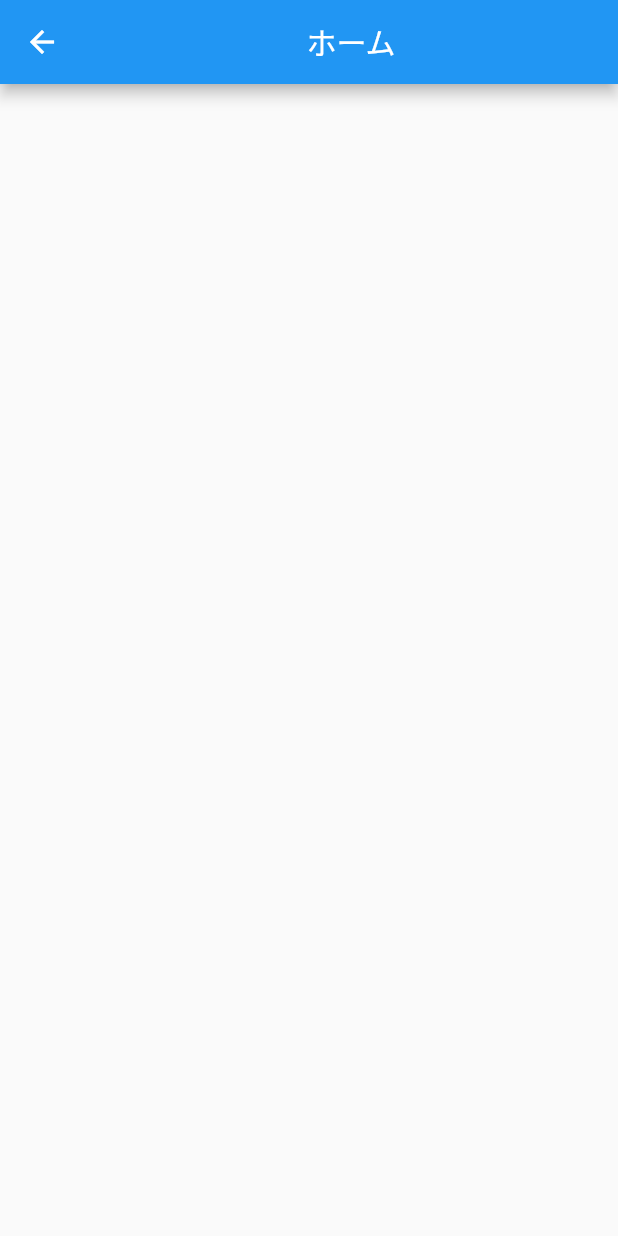
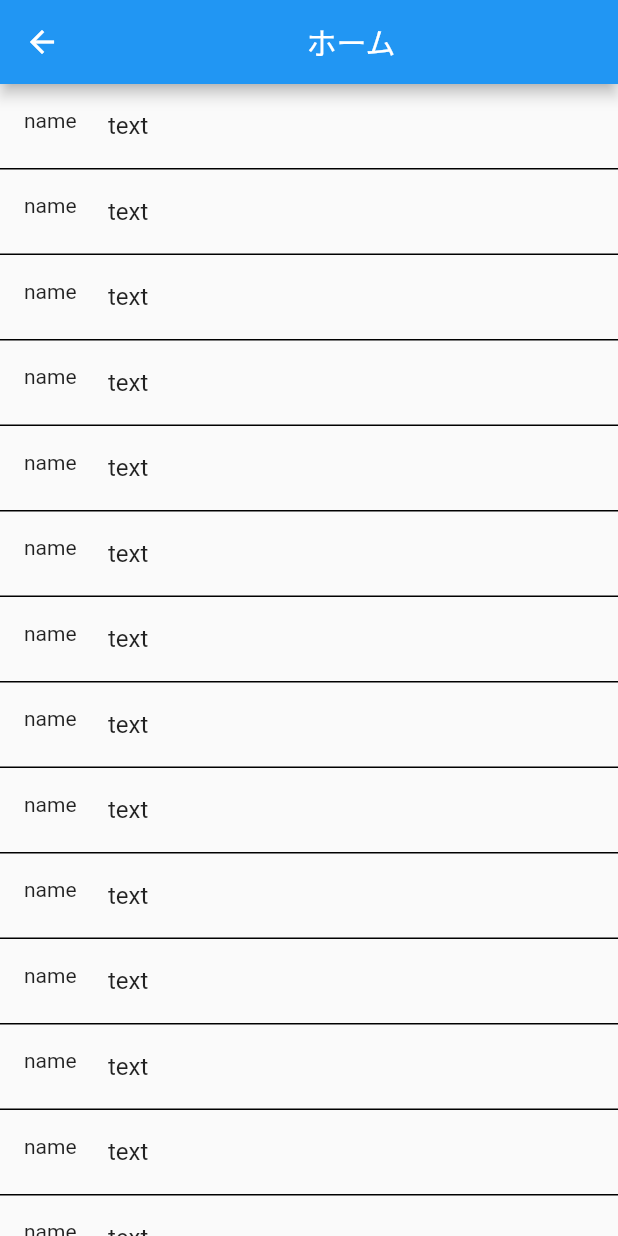
Before and after one commit to pepperintern/Twitter-like, a Flutter app: the MyHomePage screen opened by its route, on a phone screen of 412 x 824 dp. Run offline on Flutter 3.47's test engine with Material 2 defaults, Android fonts, the phone set to English and light mode, and no system bars.

Commit message:
TweetList_frame

```diff
--- a/twitter/lib/main.dart
+++ b/twitter/lib/main.dart
@@ -1,3 +1,5 @@
+import 'dart:ui';
+
 import 'package:flutter/material.dart';
 
 void main() => runApp(MyApp());
@@ -32,7 +34,25 @@ class MyHomePageState extends State<MyHomePage> {
           child: Text("ホーム"),
         ),
       ),
-      body: null, //ここにツイートリストを表示する、ツイート投稿機能を追加する。
+      body: _tweetList()
+    );
+  }
+
+  Widget _tweetList() {
+    return ListView.builder(
+        itemBuilder: (BuildContext context, int) {
+          return Container(
+            decoration: BoxDecoration(
+              border: Border(
+                  bottom: BorderSide(color: Colors.black)
+              ),
+            ),
+            child: ListTile(
+                leading: Text("name"),
+                title: Text("text")
+            ),
+          );
+        }
     );
   }
 }
```
